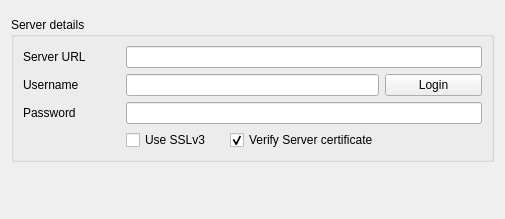
First picture: the form in src/internet/subsonic/subsonicsettingspage.ui, repository clementine-player/Clementine, before the edit.
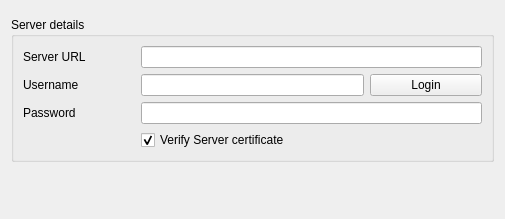
Second picture: the form after the edit. Custom widgets are drawn as their Qt base class.

The edit to the form file:
```diff
--- a/src/internet/subsonic/subsonicsettingspage.ui
+++ b/src/internet/subsonic/subsonicsettingspage.ui
@@ -57,14 +57,7 @@
       <item row="0" column="1" colspan="3">
        <widget class="QLineEdit" name="server"/>
       </item>
-      <item row="3" column="1">
-       <widget class="QCheckBox" name="usesslv3">
-        <property name="text">
-         <string>Use SSLv3</string>
-        </property>
-       </widget>
-      </item>
-      <item row="3" column="2">
+      <item row="3" column="1" colspan="2">
        <widget class="QCheckBox" name="verifycert">
         <property name="text">
          <string>Verify Server certificate</string>
```
Left out of the diff: 2 changed lines with no effect on the pictures.
